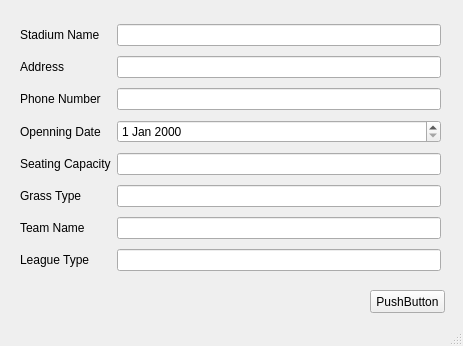
Before: the Qt Designer form src/CS1D-TMOTTBG/admineditselectedoutputlist.ui in cydiasa/CS1D-TMOTTBG, drawn with Qt 5.
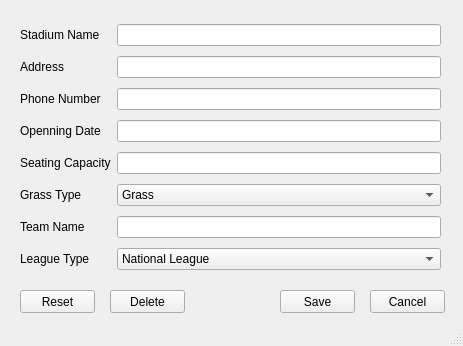
After: the same form once the commit is applied.

Diff of the .ui file:
```diff
--- a/src/CS1D-TMOTTBG/admineditselectedoutputlist.ui
+++ b/src/CS1D-TMOTTBG/admineditselectedoutputlist.ui
@@ -14,20 +14,20 @@
    <string>MainWindow</string>
   </property>
   <widget class="QWidget" name="centralwidget">
-   <widget class="QPushButton" name="pushButton">
+   <widget class="QPushButton" name="saveButton">
     <property name="geometry">
      <rect>
-      <x>370</x>
+      <x>280</x>
       <y>290</y>
       <width>75</width>
       <height>23</height>
      </rect>
     </property>
     <property name="text">
-     <string>PushButton</string>
+     <string>Save</string>
     </property>
    </widget>
-   <widget class="QWidget" name="">
+   <widget class="QWidget" name="layoutWidget">
     <property name="geometry">
      <rect>
       <x>20</x>
@@ -37,6 +37,19 @@
      </rect>
     </property>
     <layout class="QGridLayout" name="gridLayout">
+     <item row="6" column="1">
+      <widget class="QLineEdit" name="teamNameEditBox"/>
+     </item>
+     <item row="0" column="1">
+      <widget class="QLineEdit" name="stadiumNameEditBox"/>
+     </item>
+     <item row="5" column="0">
+      <widget class="QLabel" name="label_6">
+       <property name="text">
+        <string>Grass Type</string>
+       </property>
+      </widget>
+     </item>
      <item row="0" column="0">
       <widget class="QLabel" name="label">
        <property name="text">
@@ -44,18 +57,8 @@
        </property>
       </widget>
      </item>
-     <item row="0" column="1">
-      <widget class="QLineEdit" name="lineEdit"/>
-     </item>
-     <item row="1" column="0">
-      <widget class="QLabel" name="label_2">
-       <property name="text">
-        <string>Address</string>
-       </property>
-      </widget>
-     </item>
      <item row="1" column="1">
-      <widget class="QLineEdit" name="lineEdit_2"/>
+      <widget class="QLineEdit" name="addressEditBox"/>
      </item>
      <item row="2" column="0">
       <widget class="QLabel" name="label_3">
@@ -65,38 +68,15 @@
       </widget>
      </item>
      <item row="2" column="1">
-      <widget class="QLineEdit" name="lineEdit_3"/>
+      <widget class="QLineEdit" name="phoneNumberEditBox"/>
      </item>
-     <item row="3" column="0">
-      <widget class="QLabel" name="label_8">
+     <item row="1" column="0">
+      <widget class="QLabel" name="label_2">
        <property name="text">
-        <string>Openning Date</string>
+        <string>Address</string>
        </property>
       </widget>
      </item>
-     <item row="3" column="1">
-      <widget class="QDateEdit" name="dateEdit"/>
-     </item>
-     <item row="4" column="0">
-      <widget class="QLabel" name="label_5">
-       <property name="text">
-        <string>Seating Capacity</string>
-       </property>
-      </widget>
-     </item>
-     <item row="4" column="1">
-      <widget class="QLineEdit" name="lineEdit_4"/>
-     </item>
-     <item row="5" column="0">
-      <widget class="QLabel" name="label_6">
-       <property name="text">
-        <string>Grass Type</string>
-       </property>
-      </widget>
-     </item>
-     <item row="5" column="1">
-      <widget class="QLineEdit" name="lineEdit_5"/>
-     </item>
      <item row="6" column="0">
       <widget class="QLabel" name="label_4">
        <property name="text">
@@ -104,8 +84,26 @@
        </property>
       </widget>
      </item>
-     <item row="6" column="1">
-      <widget class="QLineEdit" name="lineEdit_6"/>
+     <item row="7" column="1">
+      <widget class="QComboBox" name="leagueTypeComboBox">
+       <item>
+        <property name="text">
+         <string>National League</string>
+        </property>
+       </item>
+       <item>
+        <property name="text">
+         <string>American League</string>
+        </property>
+       </item>
+      </widget>
+     </item>
+     <item row="4" column="0">
+      <widget class="QLabel" name="label_5">
+       <property name="text">
+        <string>Seating Capacity</string>
+       </property>
+      </widget>
      </item>
      <item row="7" column="0">
       <widget class="QLabel" name="label_7">
@@ -114,11 +112,74 @@
        </property>
       </widget>
      </item>
-     <item row="7" column="1">
-      <widget class="QLineEdit" name="lineEdit_7"/>
+     <item row="3" column="0">
+      <widget class="QLabel" name="label_8">
+       <property name="text">
+        <string>Openning Date</string>
+       </property>
+      </widget>
+     </item>
+     <item row="5" column="1">
+      <widget class="QComboBox" name="grassTypeComboBox">
+       <item>
+        <property name="text">
+         <string>Grass</string>
+        </property>
+       </item>
+       <item>
+        <property name="text">
+         <string>Astro Turf</string>
+        </property>
+       </item>
+      </widget>
+     </item>
+     <item row="3" column="1">
+      <widget class="QLineEdit" name="openningDateEditBox"/>
+     </item>
+     <item row="4" column="1">
+      <widget class="QLineEdit" name="seatingCapacityEditBox"/>
      </item>
     </layout>
    </widget>
+   <widget class="QPushButton" name="cancelButton">
+    <property name="geometry">
+     <rect>
+      <x>370</x>
+      <y>290</y>
+      <width>75</width>
+      <height>23</height>
+     </rect>
+    </property>
+    <property name="text">
+     <string>Cancel</string>
+    </property>
+   </widget>
+   <widget class="QPushButton" name="cancelButton_2">
+    <property name="geometry">
+     <rect>
+      <x>20</x>
+      <y>290</y>
+      <width>75</width>
+      <height>23</height>
+     </rect>
+    </property>
+    <property name="text">
+     <string>Reset</string>
+    </property>
+   </widget>
+   <widget class="QPushButton" name="cancelButton_3">
+    <property name="geometry">
+     <rect>
+      <x>110</x>
+      <y>290</y>
+      <width>75</width>
+      <height>23</height>
+     </rect>
+    </property>
+    <property name="text">
+     <string>Delete</string>
+    </property>
+   </widget>
   </widget>
   <widget class="QStatusBar" name="statusbar"/>
  </widget>
```
